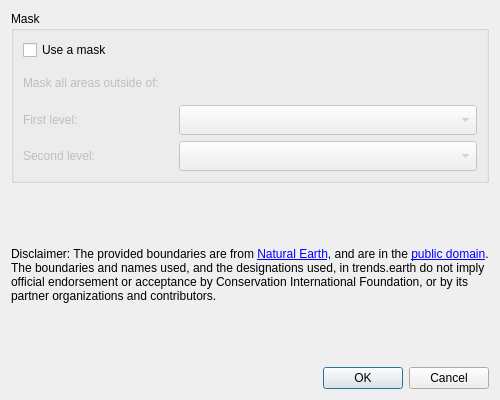
Above: LDMP/gui/DlgReportingBasemap.ui from ConservationInternational/trends.earth before the change. Below: the same form after it.
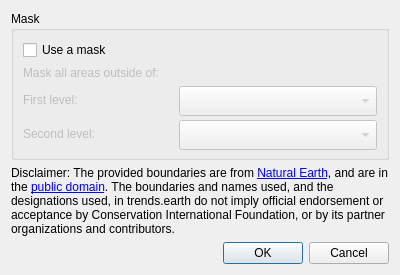
That is the form after the change.

Commit message: Separate LC setup into a widget to be reused.

Diff of the .ui file:
```diff
--- a/LDMP/gui/DlgReportingBasemap.ui
+++ b/LDMP/gui/DlgReportingBasemap.ui
@@ -6,14 +6,14 @@
    <rect>
     <x>0</x>
     <y>0</y>
-    <width>500</width>
-    <height>400</height>
+    <width>400</width>
+    <height>275</height>
    </rect>
   </property>
   <property name="minimumSize">
    <size>
-    <width>500</width>
-    <height>400</height>
+    <width>400</width>
+    <height>275</height>
    </size>
   </property>
   <property name="windowTitle">
```
The commit also changes 6 other files.
